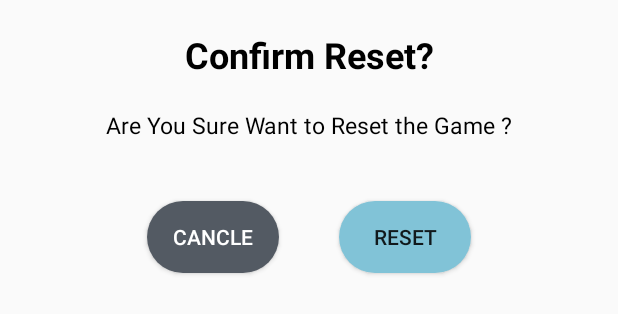
After one commit to plabon00/tic-tac-toe, an Android app: the layout reset_dialouge_box_msg.xml on its own in the app's theme, with its tools: preview values and no code run, on a phone screen of 412 x 824 dp. The commit adds this screen. Shown: the top 314 px of the screen. Run offline under Robolectric (Android 15) with nearby library versions, the phone set to English and light mode, and no system bars.

Commit message:
Reset Button Custom Dialog Box Added

```diff
--- /dev/null
+++ b/app/src/main/res/drawable/cancle.xml
@@ -0,0 +1,14 @@
+<?xml version="1.0" encoding="utf-8"?>
+<selector xmlns:android="http://schemas.android.com/apk/res/android">
+    <item >
+        <shape android:shape="rectangle">
+            <corners android:radius="50dp"/>
+            <solid android:color="@color/background"/>
+            <padding
+                android:left="10dp"
+                android:right="10dp"
+                android:top="10dp"
+                android:bottom="10dp" />
+        </shape>
+    </item>
+</selector>
--- a/app/src/main/res/layout/activity_main.xml
+++ b/app/src/main/res/layout/activity_main.xml
@@ -114,7 +114,6 @@
         android:layout_gravity="right"
         android:layout_marginRight="20dp"
         android:layout_marginTop="100dp"
-        android:onClick="resetGame"
         android:textColor="@color/white"
         android:pointerIcon="arrow"
         android:text="@string/resetBtn"/>
--- /dev/null
+++ b/app/src/main/res/layout/reset_dialouge_box_msg.xml
@@ -0,0 +1,54 @@
+<?xml version="1.0" encoding="utf-8"?>
+<LinearLayout xmlns:android="http://schemas.android.com/apk/res/android"
+    android:layout_width="match_parent"
+    android:layout_height="match_parent"
+    android:orientation="vertical">
+
+
+
+    <TextView
+        android:layout_width="match_parent"
+        android:layout_height="wrap_content"
+        android:text="@string/reset_confirm"
+        android:textSize="24sp"
+        android:textColor="@color/black"
+        android:layout_marginTop="20dp"
+        android:textStyle="bold"
+        android:textAlignment="center"/>
+
+    <TextView
+        android:layout_width="match_parent"
+        android:layout_height="wrap_content"
+        android:layout_margin="20dp"
+        android:text="@string/confirm_massage"
+        android:textSize="15sp"
+        android:textColor="@color/black"
+        android:textAlignment="center"/>
+
+    <LinearLayout
+        android:layout_width="match_parent"
+        android:layout_height="wrap_content"
+        android:gravity="center"
+        >
+    <Button
+        android:layout_width="wrap_content"
+        android:layout_height="wrap_content"
+        android:text="Cancle"
+        android:layout_margin="20dp"
+        android:id="@+id/cancle_btn"
+        android:textColor="@color/white"
+        android:background="@drawable/cancle"
+        />
+
+        <Button
+            android:layout_width="wrap_content"
+            android:layout_height="wrap_content"
+            android:background="@drawable/btn_style"
+            android:layout_margin="20dp"
+            android:text="@string/resetBtn"
+            android:id="@+id/reset_btn"/>
+
+    </LinearLayout>
+
+
+</LinearLayout>
--- a/app/src/main/res/values/strings.xml
+++ b/app/src/main/res/values/strings.xml
@@ -1,4 +1,6 @@
 <resources>
     <string name="app_name">TicTacToe</string>
     <string name="resetBtn">Reset</string>
+    <string name="reset_confirm">Confirm Reset?</string>
+    <string name="confirm_massage">Are You Sure Want to Reset the Game ?</string>
 </resources>
```
Also changed, not shown: app/src/main/java/com/example/tictactoe/MainActivity.java (+48 -6 lines), app/src/main/res/drawable/reset_dialoge_bg.xml (added, +7 -0 lines), 2 other files.
